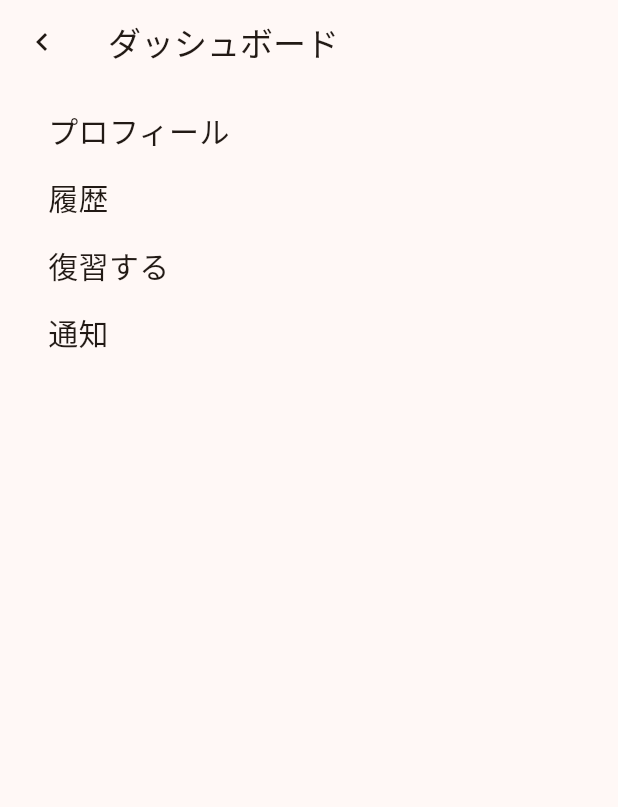
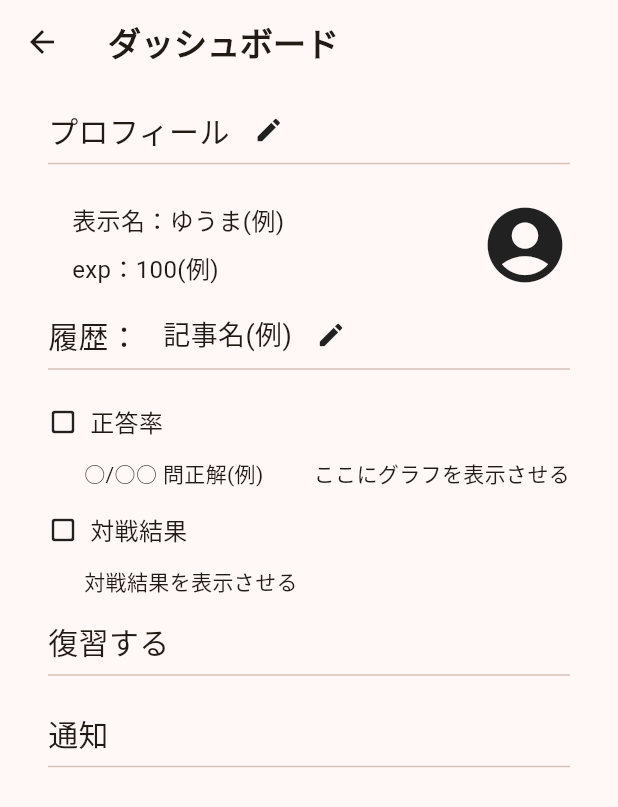
Before and after one commit to code-syncers/quiz-shower, a Flutter app: the DashboardScreen screen opened directly, on a phone screen of 412 x 824 dp. Shown: the top 807 px of the screen. Run offline on Flutter 3.47's test engine with Material 2 defaults, Android fonts, the phone set to English and light mode, and no system bars; our stand-ins replace cloud_firestore, cloud_functions, firebase_auth, firebase_core, flutter_hooks, freezed_annotation and 1 more; missing offline and left inert: firebase_ui_auth, firebase_ui_localizations; accounts and stored records are empty.

Commit message:
feat: プロフィール、履歴の内容を作成

```diff
--- a/lib/ui/screen/dashboard_screen.dart
+++ b/lib/ui/screen/dashboard_screen.dart
@@ -7,14 +7,10 @@ class DashboardScreen extends StatelessWidget {
   Widget build(BuildContext context) {
     return Scaffold(
       appBar: AppBar(
-        leading: IconButton(
-          icon: const Icon(Icons.chevron_left),
-          onPressed: () {
-            Navigator.of(context).pop(); // 1つ目の画面を戻る
-            Navigator.of(context).pop(); // 2つ目の画面を戻る
-          },
+        title: const Text(
+          'ダッシュボード',
+          style: TextStyle(fontWeight: FontWeight.bold),
         ),
-        title: const Text('ダッシュボード'),
       ),
       body: SingleChildScrollView(
         child: Container(
@@ -22,25 +18,125 @@ class DashboardScreen extends StatelessWidget {
           child: const Column(
             crossAxisAlignment: CrossAxisAlignment.start,
             children: [
-              Text(
-                'プロフィール',
-                style: TextStyle(fontSize: 20),
+              Row(
+                children: [
+                  Text(
+                    'プロフィール',
+                    style: TextStyle(fontSize: 20),
+                  ),
+                  SizedBox(width: 16),
+                  Icon(
+                    Icons.edit_rounded,
+                    size: 20,
+                  ),
+                ],
+              ),
+              Divider(thickness: 1),
+              SizedBox(height: 16),
+              Row(
+                children: [
+                  SizedBox(width: 16),
+                  Column(
+                    crossAxisAlignment: CrossAxisAlignment.start,
+                    children: [
+                      Text(
+                        '表示名：ゆうま(例)',
+                        style: TextStyle(fontSize: 16),
+                      ),
+                      SizedBox(height: 8),
+                      Text(
+                        'exp：100(例)',
+                        style: TextStyle(fontSize: 16),
+                      ),
+                    ],
+                  ),
+                  Spacer(),
+                  Icon(
+                    Icons.account_circle_rounded,
+                    size: 60,
+                  ),
+                ],
               ),
               SizedBox(height: 16),
-              Text(
-                '履歴',
-                style: TextStyle(fontSize: 20),
+              Row(
+                children: [
+                  Text(
+                    '履歴：',
+                    style: TextStyle(fontSize: 20),
+                  ),
+                  SizedBox(width: 16),
+                  Text(
+                    '記事名(例)',
+                    style: TextStyle(fontSize: 18),
+                  ),
+                  SizedBox(width: 16),
+                  Icon(
+                    Icons.edit_rounded,
+                    size: 20,
+                  ),
+                ],
+              ),
+              Divider(thickness: 1),
+              Column(
+                children: [
+                  SizedBox(height: 16),
+                  Row(
+                    children: [
+                      Icon(
+                        Icons.check_box_outline_blank_rounded,
+                        size: 20,
+                      ),
+                      SizedBox(width: 8),
+                      Text(
+                        '正答率',
+                        style: TextStyle(fontSize: 16),
+                      ),
+                    ],
+                  ),
+                  SizedBox(height: 12),
+                  Row(
+                    children: [
+                      SizedBox(width: 24),
+                      Text('○/○○ 問正解(例)'),
+                      Spacer(),
+                      Text('ここにグラフを表示させる'),
+                    ],
+                  ),
+                  SizedBox(height: 16),
+                  Row(
+                    children: [
+                      Icon(
+                        Icons.check_box_outline_blank_rounded,
+                        size: 20,
+                      ),
+                      SizedBox(width: 8),
+                      Text(
+                        '対戦結果',
+                        style: TextStyle(fontSize: 16),
+                      ),
+                    ],
+                  ),
+                  SizedBox(height: 12),
+                  Row(
+                    children: [
+                      SizedBox(width: 24),
+                      Text('対戦結果を表示させる'),
+                    ],
+                  ),
+                ],
               ),
               SizedBox(height: 16),
               Text(
                 '復習する',
                 style: TextStyle(fontSize: 20),
               ),
+              Divider(thickness: 1),
               SizedBox(height: 16),
               Text(
                 '通知',
                 style: TextStyle(fontSize: 20),
               ),
+              Divider(thickness: 1),
             ],
           ),
         ),
```
